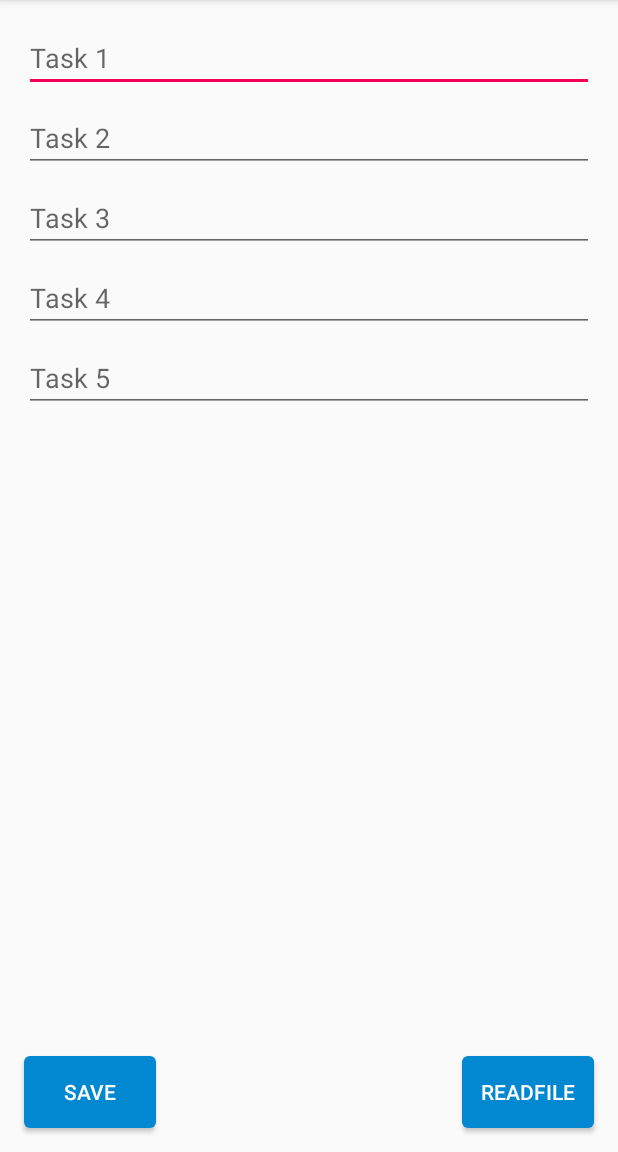
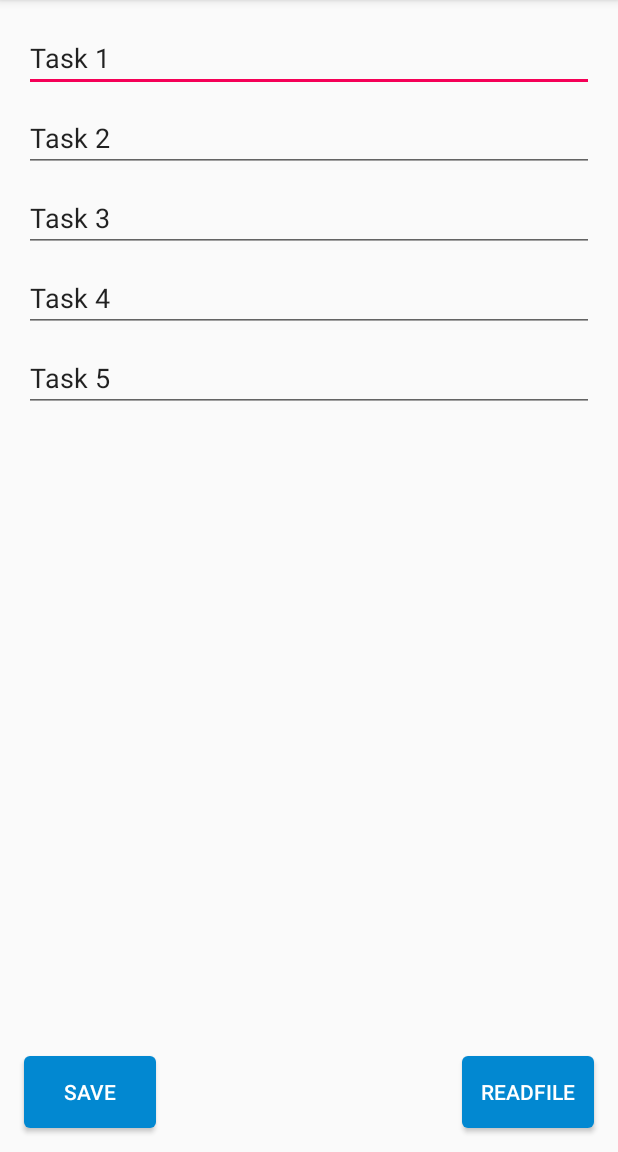
Before and after one commit to IolemanI/AndroidTasks, an Android app: the RenameTasksActivity screen opened directly, with no data from a screen before it, on a phone screen of 412 x 824 dp, the part 84-1236 px from its top. Run offline under Robolectric (Android 15) with nearby library versions, the phone set to English and light mode, and no system bars.

Commit message:
Added method to read button names and setting them to textViews in RenameTasksActivity.class. Using the reading information from the file.

```diff
--- a/app/src/main/java/com/oleman/androidtasks/MainActivity.java
+++ b/app/src/main/java/com/oleman/androidtasks/MainActivity.java
@@ -13,6 +13,7 @@ import android.widget.Toast;
 
 import com.oleman.androidtasks.Settings.ActivitySettings;
 import com.oleman.androidtasks.Settings.FileAdapter;
+import com.oleman.androidtasks.Settings.RenameTasksActivity;
 import com.oleman.androidtasks.tasks.Task1Activity;
 import com.oleman.androidtasks.tasks.Task2Activity;
 import com.oleman.androidtasks.tasks.Task3Activity;
@@ -20,6 +21,7 @@ import com.oleman.androidtasks.tasks.Task4Activity;
 import com.oleman.androidtasks.tasks.Task5Activity;
 
 import java.util.ArrayList;
+import java.util.zip.Inflater;
 
 public class MainActivity extends AppCompatActivity implements View.OnClickListener {
 
@@ -142,7 +144,7 @@ public class MainActivity extends AppCompatActivity implements View.OnClickListe
                 Toast.makeText(MainActivity.this, "Firebase chat.", Toast.LENGTH_LONG).show();
                 break;
             case 5:
-                Toast.makeText(MainActivity.this, "ListView experiments.", Toast.LENGTH_LONG).show();
+                Toast.makeText(MainActivity.this, "Calculator.", Toast.LENGTH_LONG).show();
                 break;
         }
         return super.onContextItemSelected(item);
--- a/app/src/main/java/com/oleman/androidtasks/Settings/RenameTasksActivity.java
+++ b/app/src/main/java/com/oleman/androidtasks/Settings/RenameTasksActivity.java
@@ -1,5 +1,6 @@
 package com.oleman.androidtasks.Settings;
 
+import android.content.Intent;
 import android.support.v7.app.AppCompatActivity;
 import android.os.Bundle;
 import android.util.Log;
@@ -8,6 +9,7 @@ import android.widget.Button;
 import android.widget.EditText;
 import android.widget.Toast;
 
+import com.oleman.androidtasks.MainActivity;
 import com.oleman.androidtasks.R;
 
 import java.util.ArrayList;
@@ -24,15 +26,6 @@ public class RenameTasksActivity extends AppCompatActivity implements View.OnCli
     private EditText task4Txt;
     private EditText task5Txt;
 
-    private Button saveBtn;
-    private Button readBtn;
-
-    private Button task1Btn;
-    private Button task2Btn;
-    private Button task3Btn;
-    private Button task4Btn;
-    private Button task5Btn;
-
     @Override
     protected void onCreate(Bundle savedInstanceState) {
         super.onCreate(savedInstanceState);
@@ -44,14 +37,15 @@ public class RenameTasksActivity extends AppCompatActivity implements View.OnCli
         task4Txt = (EditText) findViewById(R.id.nameTask4);
         task5Txt = (EditText) findViewById(R.id.nameTask5);
 
-        saveBtn = (Button) findViewById(R.id.btnSave_rename);
+        Button saveBtn = (Button) findViewById(R.id.btnSave_rename);
+        Button readBtn = (Button) findViewById(R.id.readFile_rename);
+
         saveBtn.setOnClickListener(this);
-
-        readBtn = (Button) findViewById(R.id.readFile_rename);
         readBtn.setOnClickListener(this);
 
         fileAdapter = new FileAdapter(getApplicationContext());
 
+        getNames();
     }
 
     @Override
@@ -67,11 +61,46 @@ public class RenameTasksActivity extends AppCompatActivity implements View.OnCli
             case R.id.readFile_rename:
                 if (fileAdapter.isAvailable()) {
                     Toast.makeText(this, "File is available!", Toast.LENGTH_SHORT).show();
+                    Toast.makeText(this, getIntent().getStringExtra("1"), Toast.LENGTH_SHORT).show();
                 } else Toast.makeText(this, "File is not available!", Toast.LENGTH_SHORT).show();
 
                 break;
         }
     }
 
+    private void getNames(){
+        FileAdapter fileAdapter = new FileAdapter(this);
+        ArrayList<String> nameList = fileAdapter.getNameList();
+
+        if (fileAdapter.isAvailable()){
+            for (int i=0; i<nameList.size(); i++){
+                switch (i){
+                    case 0:
+                        task1Txt.setText(nameList.get(i));
+                        break;
+                    case 1:
+                        task2Txt.setText(nameList.get(i));
+                        break;
+                    case 2:
+                        task3Txt.setText(nameList.get(i));
+                        break;
+                    case 3:
+                        task4Txt.setText(nameList.get(i));
+                        break;
+                    case 4:
+                        task5Txt.setText(nameList.get(i));
+                        break;
+                }
+            }
+        }else {
+            task1Txt.setText("Task 1");
+            task2Txt.setText("Task 2");
+            task3Txt.setText("Task 3");
+            task4Txt.setText("Task 4");
+            task5Txt.setText("Task 5");
+        }
+    }
+
+
 
 }
```
